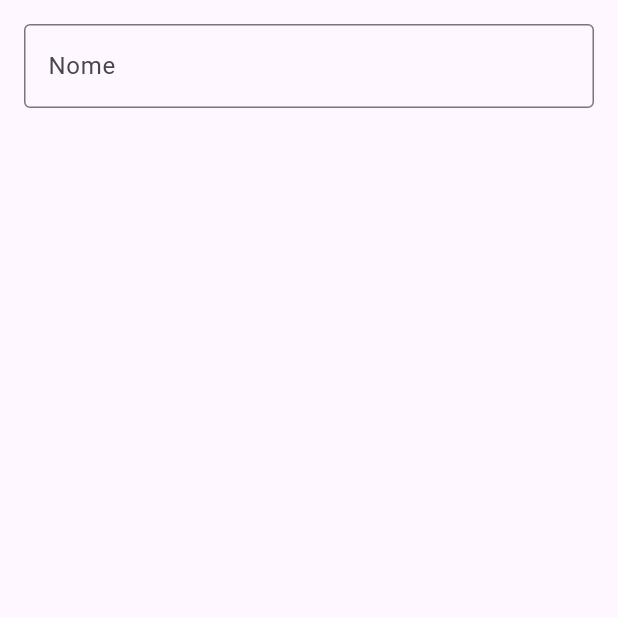
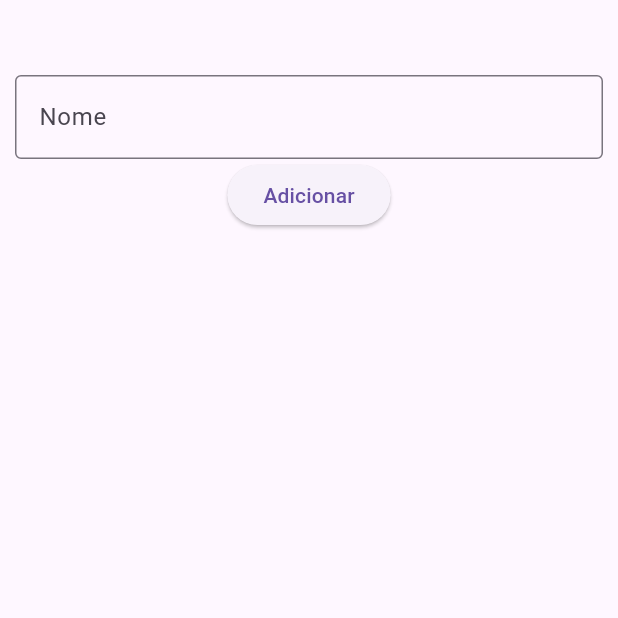
Before and after one commit to natanvalimcardoso/flutter_bloc_crud, a Flutter app: the screen it shows after launch, on a phone screen of 412 x 824 dp, the top half of it. Run offline on Flutter 3.47's test engine with Material 2 defaults, Android fonts, the phone set to English and light mode, and no system bars; our stand-ins replace equatable, flutter_bloc.

Commit message:
faltou update

```diff
--- a/lib/todos/presentation/pages/home_page.dart
+++ b/lib/todos/presentation/pages/home_page.dart
@@ -1,20 +1,90 @@
 import 'package:flutter/material.dart';
 
-class HomePage extends StatelessWidget {
-  const HomePage({Key? key}) : super(key: key);
+class HomePage extends StatefulWidget {
+  HomePage({Key? key}) : super(key: key);
 
+  @override
+  State<HomePage> createState() => _HomePageState();
+}
+
+class _HomePageState extends State<HomePage> {
+  TextEditingController _textController = TextEditingController();
+  TextEditingController _textControllerEdit = TextEditingController();
+
+  List<String> pessoaTodo = [];
   @override
   Widget build(BuildContext context) {
     return Material(
       child: Column(
+        // ignore: prefer_const_literals_to_create_immutables
         children: [
-          const Padding(
-            padding: EdgeInsets.all(16.0),
+          Padding(
+            padding: const EdgeInsets.only(top: 50, left: 10, right: 10),
             child: TextField(
-              decoration: InputDecoration(
+              controller: _textController,
+              decoration: const InputDecoration(
                 border: OutlineInputBorder(),
                 labelText: 'Nome',
               ),
+            ),
+          ),
+          ElevatedButton(
+            onPressed: () {
+              if (_textController.text.length > 0) {
+                setState(() {
+                  pessoaTodo.add(_textController.text);
+                });
+                _textController.clear();
+              }
+            },
+            child: const Text('Adicionar'),
+          ),
+          Container(
+            margin: const EdgeInsets.only(top: 20),
+            height: 400,
+            child: ListView.builder(
+              itemCount: pessoaTodo.length,
+              itemBuilder: (context, index) {
+                return Card(
+                  elevation: 3,
+                  child: ListTile(
+                    title: Text(pessoaTodo[index]),
+                    trailing: const Icon(
+                      Icons.delete,
+                      color: Colors.red,
+                    ),
+                    onTap: () {
+                      setState(() {
+                        pessoaTodo.remove(pessoaTodo[index]);
+                      });
+                    },
+                    onLongPress: () {
+                      showModalBottomSheet(
+                        context: context,
+                        builder: (context) => Column(
+                          children: [
+                            Padding(
+                              padding: const EdgeInsets.all(8.0),
+                              child: TextField(
+                                controller: _textControllerEdit,
+                              ),
+                            ),
+                            ElevatedButton(
+                              onPressed: () {
+                                setState(() {
+//*fazer update
+                                  Navigator.pop(context);
+                                });
+                              },
+                              child: const Text('Adicionar'),
+                            ),
+                          ],
+                        ),
+                      );
+                    },
+                  ),
+                );
+              },
             ),
           )
         ],
```
